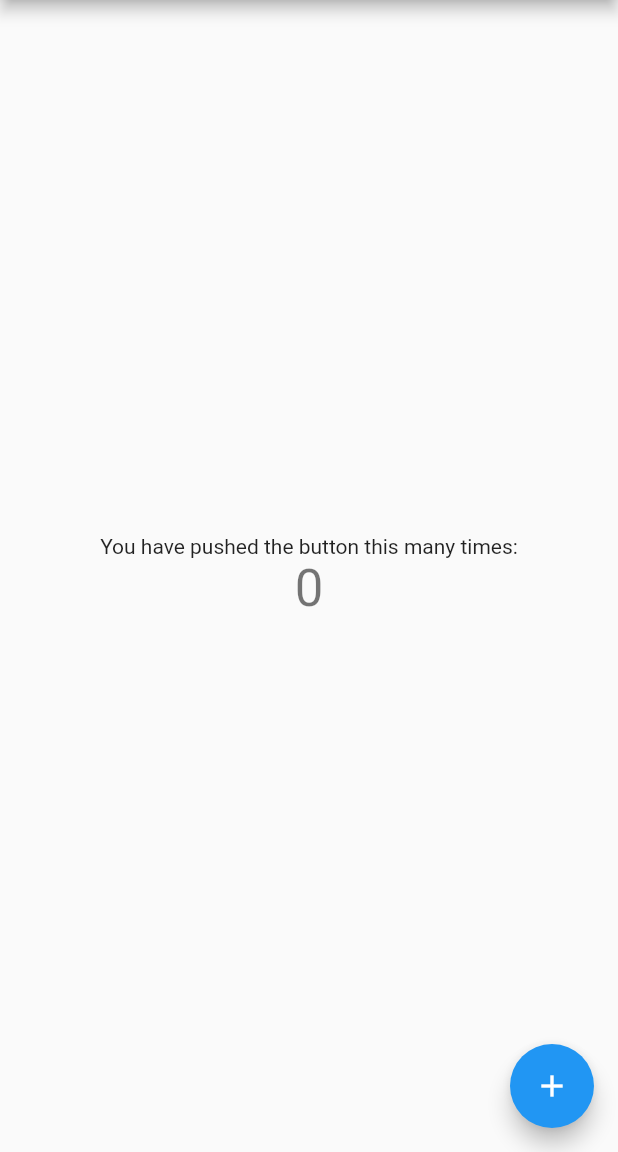
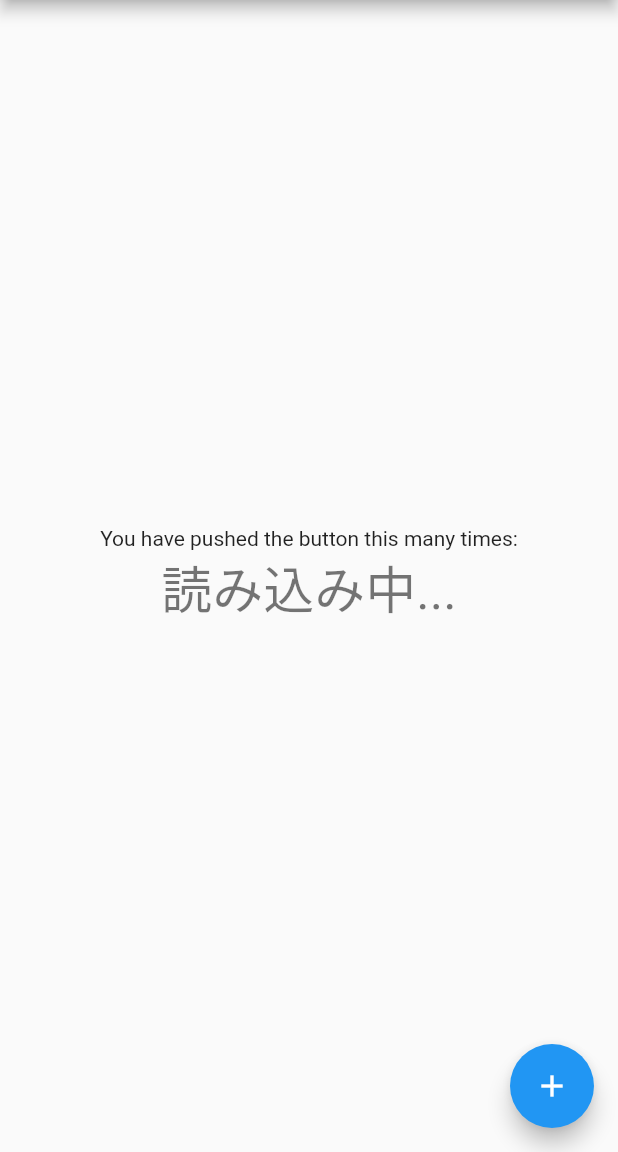
Before and after one commit to bestriser/testable_riverpod_sample, a Flutter app: the first screen one second after launch, on a phone screen of 412 x 824 dp, the part 84-1236 px from its top. Run offline on Flutter 3.47's test engine with Material 2 defaults, Android fonts, the phone set to English and light mode, and no system bars; our stand-ins replace cloud_firestore, firebase_core, flutter_riverpod, freezed_annotation; accounts and stored records are empty.

Commit message:
アプリを起動した時にFirestoreの`count`を取得するようにした

```diff
--- a/lib/presentation/counter_controller.dart
+++ b/lib/presentation/counter_controller.dart
@@ -3,17 +3,29 @@ import 'package:testable_riverpod_sample/domain/count.dart';
 import 'package:testable_riverpod_sample/repository/count_repository.dart';
 import 'package:testable_riverpod_sample/utility/constants.dart';
 
-final counterProvider = StateNotifierProvider<CounterController, Count>(
-    (ref) => CounterController(ref.read(countRepositoryProvider)));
+final _currentCountProvider = FutureProvider(
+    (ref) => ref.read(countRepositoryProvider).getCount(Constants.countId));
 
-class CounterController extends StateNotifier<Count> {
-  CounterController(this._repo)
-      : super(Count(countId: Constants.countId, count: 0));
+final counterProvider =
+    StateNotifierProvider<CounterController, AsyncValue<Count?>>((ref) {
+  final repo = ref.read(countRepositoryProvider);
+  final currentCount = ref.watch(_currentCountProvider);
+  return CounterController(repo, currentCount);
+});
+
+class CounterController extends StateNotifier<AsyncValue<Count?>> {
+  CounterController(this._repo, currentCount) : super(currentCount);
 
   final CountRepository _repo;
 
   void increment() {
-    state = state.copyWith(count: state.count + 1, updatedAt: DateTime.now());
-    _repo.setCount(state);
+    if (state.value == null) return;
+    state = AsyncValue.data(
+      state.value!.copyWith(
+        count: state.value!.count + 1,
+        updatedAt: DateTime.now(),
+      ),
+    );
+    _repo.setCount(state.value!);
   }
 }
--- a/lib/presentation/counter_page.dart
+++ b/lib/presentation/counter_page.dart
@@ -11,6 +11,9 @@ class CounterPage extends ConsumerWidget {
     final state = ref.watch(counterProvider);
     final controller = ref.read(counterProvider.notifier);
 
+    Widget _counterText(String text) =>
+        Text(text, style: Theme.of(context).textTheme.headline4);
+
     return Scaffold(
       appBar: AppBar(title: Text(title), centerTitle: true),
       body: Center(
@@ -18,9 +21,10 @@ class CounterPage extends ConsumerWidget {
           mainAxisAlignment: MainAxisAlignment.center,
           children: <Widget>[
             const Text('You have pushed the button this many times:'),
-            Text(
-              '${state.count}',
-              style: Theme.of(context).textTheme.headline4,
+            state.when(
+              loading: () => _counterText('読み込み中...'),
+              error: (error, _) => _counterText('$error'),
+              data: (count) => _counterText('${count?.count ?? 0}'),
             ),
           ],
         ),
--- a/lib/repository/count_repository.dart
+++ b/lib/repository/count_repository.dart
@@ -15,7 +15,10 @@ class CountRepository {
     return _store.collection('counts').doc(count.countId).set(count.toJson());
   }
 
-  Future<Count?> getCount(String countId) {
+  Future<Count?> getCount(String countId) async {
+    // ローディングの表示確認用
+    await Future.delayed(const Duration(seconds: 3));
+
     return _store.collection('counts').doc(countId).get().then((snap) {
       if (snap.data() == null) return null;
       return Count.fromJson(snap.data()!);
```
